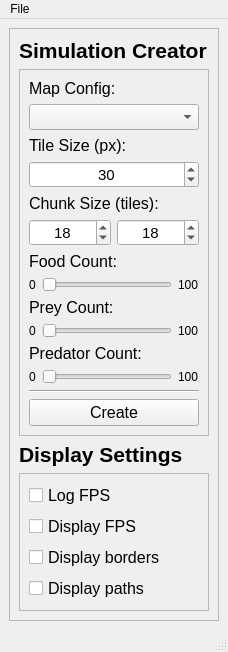
Above: ui/simulation_controller_mainwindow.ui from kpdudek/EvolutionSimulator before the change. Below: the same form after it.
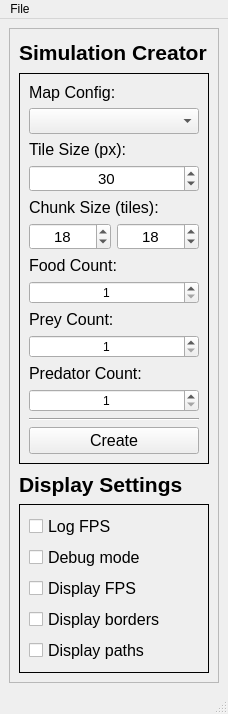
That is the form after the change.

Patch:
```diff
--- a/ui/simulation_controller_mainwindow.ui
+++ b/ui/simulation_controller_mainwindow.ui
@@ -7,7 +7,7 @@
     <x>0</x>
     <y>0</y>
     <width>228</width>
-    <height>627</height>
+    <height>714</height>
    </rect>
   </property>
   <property name="windowTitle">
@@ -27,10 +27,10 @@
        <item row="3" column="0">
         <widget class="QFrame" name="frame">
          <property name="frameShape">
-          <enum>QFrame::StyledPanel</enum>
+          <enum>QFrame::Box</enum>
          </property>
          <property name="frameShadow">
-          <enum>QFrame::Raised</enum>
+          <enum>QFrame::Plain</enum>
          </property>
          <layout class="QGridLayout" name="gridLayout_2">
           <item row="1" column="0" colspan="2">
@@ -191,65 +191,6 @@
             </property>
            </widget>
           </item>
-          <item row="11" column="0" colspan="2">
-           <widget class="QFrame" name="frame_4">
-            <property name="frameShape">
-             <enum>QFrame::NoFrame</enum>
-            </property>
-            <property name="frameShadow">
-             <enum>QFrame::Raised</enum>
-            </property>
-            <layout class="QGridLayout" name="gridLayout_6">
-             <property name="leftMargin">
-              <number>0</number>
-             </property>
-             <property name="topMargin">
-              <number>0</number>
-             </property>
-             <property name="rightMargin">
-              <number>0</number>
-             </property>
-             <property name="bottomMargin">
-              <number>0</number>
-             </property>
-             <item row="0" column="0">
-              <widget class="QLabel" name="label_12">
-               <property name="text">
-                <string>0</string>
-               </property>
-              </widget>
-             </item>
-             <item row="0" column="2">
-              <widget class="QLabel" name="label_11">
-               <property name="text">
-                <string>100</string>
-               </property>
-              </widget>
-             </item>
-             <item row="0" column="1">
-              <widget class="QSlider" name="prey_count_slider">
-               <property name="font">
-                <font>
-                 <pointsize>11</pointsize>
-                </font>
-               </property>
-               <property name="minimum">
-                <number>1</number>
-               </property>
-               <property name="maximum">
-                <number>100</number>
-               </property>
-               <property name="value">
-                <number>1</number>
-               </property>
-               <property name="orientation">
-                <enum>Qt::Horizontal</enum>
-               </property>
-              </widget>
-             </item>
-            </layout>
-           </widget>
-          </item>
           <item row="10" column="0" colspan="2">
            <widget class="QLabel" name="label_7">
             <property name="font">
@@ -264,131 +205,43 @@
             </property>
            </widget>
           </item>
-          <item row="8" column="0" colspan="2">
-           <widget class="QFrame" name="frame_2">
-            <property name="frameShape">
-             <enum>QFrame::NoFrame</enum>
-            </property>
-            <property name="frameShadow">
-             <enum>QFrame::Raised</enum>
-            </property>
-            <property name="lineWidth">
-             <number>1</number>
-            </property>
-            <layout class="QGridLayout" name="gridLayout_5">
-             <property name="leftMargin">
-              <number>0</number>
-             </property>
-             <property name="topMargin">
-              <number>0</number>
-             </property>
-             <property name="rightMargin">
-              <number>0</number>
-             </property>
-             <property name="bottomMargin">
-              <number>0</number>
-             </property>
-             <item row="0" column="0">
-              <widget class="QLabel" name="label_9">
-               <property name="text">
-                <string>0</string>
-               </property>
-              </widget>
-             </item>
-             <item row="0" column="1">
-              <widget class="QSlider" name="food_count_slider">
-               <property name="font">
-                <font>
-                 <pointsize>11</pointsize>
-                </font>
-               </property>
-               <property name="minimum">
-                <number>1</number>
-               </property>
-               <property name="maximum">
-                <number>100</number>
-               </property>
-               <property name="singleStep">
-                <number>10</number>
-               </property>
-               <property name="value">
-                <number>1</number>
-               </property>
-               <property name="orientation">
-                <enum>Qt::Horizontal</enum>
-               </property>
-               <property name="tickPosition">
-                <enum>QSlider::NoTicks</enum>
-               </property>
-              </widget>
-             </item>
-             <item row="0" column="2">
-              <widget class="QLabel" name="label_10">
-               <property name="text">
-                <string>100</string>
-               </property>
-              </widget>
-             </item>
-            </layout>
-           </widget>
-          </item>
           <item row="14" column="0" colspan="2">
-           <widget class="QFrame" name="frame_5">
-            <property name="frameShape">
-             <enum>QFrame::NoFrame</enum>
+           <widget class="QSpinBox" name="predator_count_spinbox">
+            <property name="alignment">
+             <set>Qt::AlignCenter</set>
             </property>
-            <property name="frameShadow">
-             <enum>QFrame::Raised</enum>
+            <property name="minimum">
+             <number>1</number>
             </property>
-            <layout class="QGridLayout" name="gridLayout_7">
-             <property name="leftMargin">
-              <number>0</number>
-             </property>
-             <property name="topMargin">
-              <number>0</number>
-             </property>
-             <property name="rightMargin">
-              <number>0</number>
-             </property>
-             <property name="bottomMargin">
-              <number>0</number>
-             </property>
-             <item row="0" column="2">
-              <widget class="QLabel" name="label_14">
-               <property name="text">
-                <string>100</string>
-               </property>
-              </widget>
-             </item>
-             <item row="0" column="0">
-              <widget class="QLabel" name="label_13">
-               <property name="text">
-                <string>0</string>
-               </property>
-              </widget>
-             </item>
-             <item row="0" column="1">
-              <widget class="QSlider" name="predator_count_slider">
-               <property name="font">
-                <font>
-                 <pointsize>11</pointsize>
-                </font>
-               </property>
-               <property name="minimum">
-                <number>1</number>
-               </property>
-               <property name="maximum">
-                <number>100</number>
-               </property>
-               <property name="value">
-                <number>1</number>
-               </property>
-               <property name="orientation">
-                <enum>Qt::Horizontal</enum>
-               </property>
-              </widget>
-             </item>
-            </layout>
+            <property name="maximum">
+             <number>100</number>
+            </property>
+           </widget>
+          </item>
+          <item row="11" column="0" colspan="2">
+           <widget class="QSpinBox" name="prey_count_spinbox">
+            <property name="alignment">
+             <set>Qt::AlignCenter</set>
+            </property>
+            <property name="minimum">
+             <number>1</number>
+            </property>
+            <property name="maximum">
+             <number>100</number>
+            </property>
+           </widget>
+          </item>
+          <item row="8" column="0" colspan="2">
+           <widget class="QSpinBox" name="food_count_spinbox">
+            <property name="alignment">
+             <set>Qt::AlignCenter</set>
+            </property>
+            <property name="minimum">
+             <number>1</number>
+            </property>
+            <property name="maximum">
+             <number>100</number>
+            </property>
            </widget>
           </item>
          </layout>
@@ -397,13 +250,13 @@
        <item row="5" column="0">
         <widget class="QFrame" name="display_settings_frame">
          <property name="frameShape">
-          <enum>QFrame::StyledPanel</enum>
+          <enum>QFrame::Box</enum>
          </property>
          <property name="frameShadow">
-          <enum>QFrame::Raised</enum>
+          <enum>QFrame::Plain</enum>
          </property>
          <layout class="QGridLayout" name="gridLayout_3">
-          <item row="3" column="0">
+          <item row="4" column="0">
            <widget class="QCheckBox" name="display_borders_checkbox">
             <property name="font">
              <font>
@@ -433,7 +286,7 @@
             </property>
            </widget>
           </item>
-          <item row="1" column="0">
+          <item row="2" column="0">
            <widget class="QCheckBox" name="display_fps_checkbox">
             <property name="font">
              <font>
@@ -448,7 +301,7 @@
             </property>
            </widget>
           </item>
-          <item row="4" column="0">
+          <item row="5" column="0">
            <widget class="QCheckBox" name="display_paths_checkbox">
             <property name="font">
              <font>
@@ -460,6 +313,18 @@
             </property>
            </widget>
           </item>
+          <item row="1" column="0">
+           <widget class="QCheckBox" name="debug_mode_checkbox">
+            <property name="font">
+             <font>
+              <pointsize>12</pointsize>
+             </font>
+            </property>
+            <property name="text">
+             <string>Debug mode</string>
+            </property>
+           </widget>
+          </item>
          </layout>
         </widget>
        </item>
```
Left out of the diff: 5 changed lines with no effect on the pictures.
